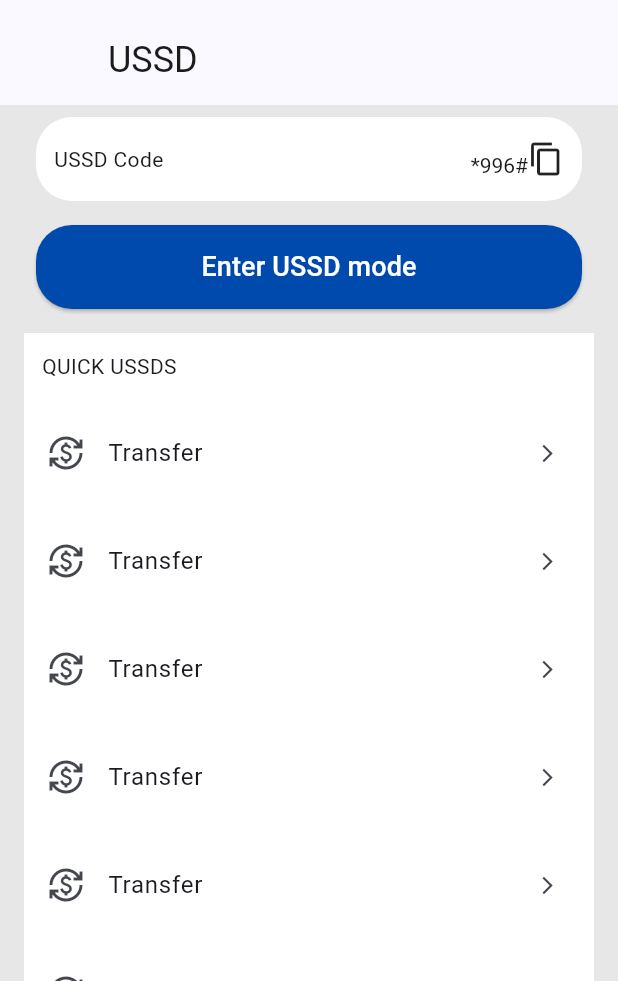
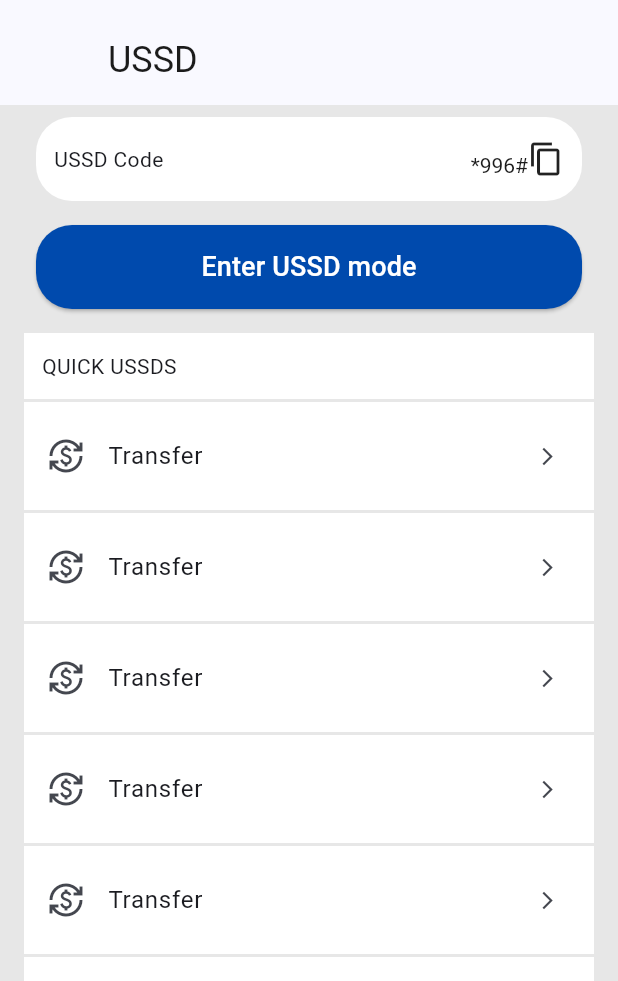
Before and after one commit to fikireab-m/amole-lite-clone, a Flutter app: the screen it shows after launch, item 2 of the bottom bar chosen, on a phone screen of 412 x 824 dp, the part 255-1236 px from its top. Run offline on Flutter 3.47's test engine with Material 3 defaults, Android fonts, the phone set to English and light mode, and no system bars; missing offline and left inert: country_flags.

Commit message:
some style fix

```diff
--- a/lib/screens/Layout/layout.dart
+++ b/lib/screens/Layout/layout.dart
@@ -7,18 +7,21 @@ class PageLayout extends StatelessWidget {
   final Widget content;
   final String appbarTitle;
   final int? count;
-  const PageLayout(
-      {super.key,
-      required this.header,
-      required this.appbarTitle,
-      required this.content,
-      this.count = 10});
+  final Color? pageColor;
+  const PageLayout({
+    super.key,
+    required this.header,
+    required this.appbarTitle,
+    required this.content,
+    this.count = 10,
+    this.pageColor = ColorConst.lightBackground,
+  });
 
   @override
   Widget build(BuildContext context) {
     return SafeArea(
       child: Scaffold(
-        backgroundColor: ColorConst.lightGrayBackground,
+        backgroundColor: pageColor,
         body: CustomScrollView(
           slivers: <Widget>[
             SliverAppBar(
--- a/lib/screens/exchange/widgets/exchange_row.dart
+++ b/lib/screens/exchange/widgets/exchange_row.dart
@@ -13,7 +13,10 @@ class ExchangeRow extends StatelessWidget {
         color: ColorConst.darkTextColor,
       ),
       child: Container(
-        padding: const EdgeInsets.symmetric(vertical: 8.0),
+        padding: const EdgeInsets.symmetric(
+          vertical: 8.0,
+          horizontal: 4.0,
+        ),
         decoration: const BoxDecoration(
           color: ColorConst.lightBackground,
           border: Border(
--- a/lib/screens/ussd/ussd.dart
+++ b/lib/screens/ussd/ussd.dart
@@ -2,7 +2,6 @@ import 'package:amole_lite/constants/const_colors.dart';
 import 'package:amole_lite/screens/Layout/layout.dart';
 import 'package:amole_lite/screens/ussd/widgets/page_info.dart';
 import 'package:amole_lite/screens/ussd/widgets/ussd_tile.dart';
-import 'package:amole_lite/screens/widgets/common_btn.dart';
 import 'package:flutter/material.dart';
 
 class USSD extends StatelessWidget {
@@ -15,6 +14,7 @@ class USSD extends StatelessWidget {
       header: UssdPageInfo(),
       content: UssdTile(),
       count: 10,
+      pageColor: ColorConst.lightGrayBackground,
     );
   }
 }
--- a/lib/screens/ussd/widgets/ussd_tile.dart
+++ b/lib/screens/ussd/widgets/ussd_tile.dart
@@ -6,7 +6,13 @@ class UssdTile extends StatelessWidget {
 
   @override
   Widget build(BuildContext context) {
-    return const ListTile(
+    return Container(
+      decoration: const BoxDecoration(
+        border: Border(
+          top: BorderSide(width: 2.0, color: ColorConst.lightGrayBackground),
+        ),
+      ),
+      child: const ListTile(
         leading: Icon(Icons.currency_exchange),
         title: Padding(
           padding: EdgeInsets.symmetric(vertical: 16.0),
@@ -17,6 +23,7 @@ class UssdTile extends StatelessWidget {
           Icons.arrow_forward_ios,
           size: 14.0,
         ),
+      ),
     );
   }
 }
```
Lines whose indentation alone changed are shown as unchanged.
